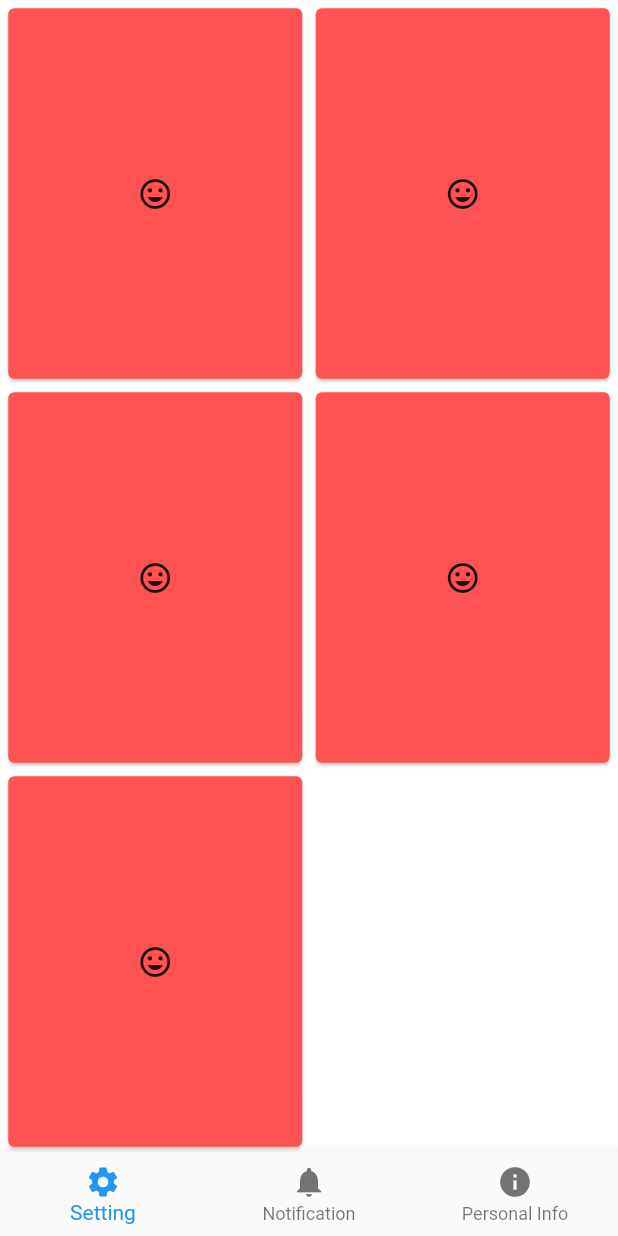
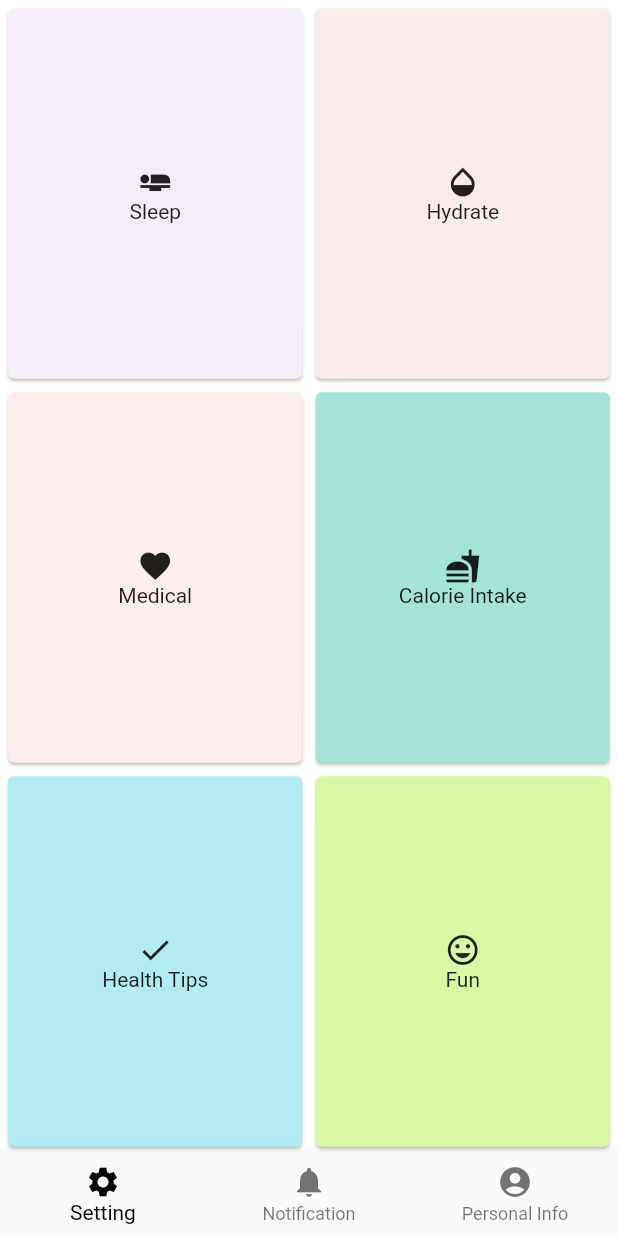
Before and after one commit to rockjames007/icare, a Flutter app: the Menu screen opened directly, on a phone screen of 412 x 824 dp. Run offline on Flutter 3.47's test engine with Material 2 defaults, Android fonts, the phone set to English and light mode, and no system bars; our stand-ins replace firebase_auth; accounts and stored records are empty.

Commit message:
added color and label to icons

```diff
--- a/lib/menu/menu.dart
+++ b/lib/menu/menu.dart
@@ -6,14 +6,14 @@ class Menu extends StatefulWidget {
   State<StatefulWidget> createState() => _MenuPageState();
 }
 
-int _currentIndex = 0;
+int _currentIndex=0;
 
 class _MenuPageState extends State<Menu> {
   @override
   Widget build(BuildContext context) {
     int count;
     if (MediaQuery.of(context).orientation == Orientation.landscape)
-      count = 4;
+      count = 3;
     else
       count = 2;
     return Scaffold(
@@ -34,6 +34,7 @@ class _MenuPageState extends State<Menu> {
           type: BottomNavigationBarType.fixed, // new
           onTap: onTabTapped, // new
           currentIndex: _currentIndex,
+          selectedItemColor: Colors.black,
           items: [
             BottomNavigationBarItem(
               icon: new Icon(Icons.settings),
@@ -50,7 +51,7 @@ class _MenuPageState extends State<Menu> {
               ),
             ),
             BottomNavigationBarItem(
-                icon: Icon(Icons.info),
+                icon: Icon(Icons.account_circle),
                 title: Text(
                   'Personal Info',
                   textScaleFactor: 0.5,
@@ -75,11 +76,12 @@ class CardItem {
 }
 
 final _cardItemList = [
-  CardItem("Mood", Icons.mood, Colors.redAccent),
-  CardItem("Mood", Icons.mood, Colors.redAccent),
-  CardItem("Mood", Icons.mood, Colors.redAccent),
-  CardItem("Mood", Icons.mood, Colors.redAccent),
-  CardItem("Mood", Icons.mood, Colors.redAccent),
+  CardItem("Sleep", Icons.airline_seat_flat, Color.fromRGBO(244, 236, 247 ,1.0)),
+  CardItem("Hydrate", Icons.opacity, Color.fromRGBO(249, 235, 234 , 1.0)),
+  CardItem("Medical", Icons.favorite, Color.fromRGBO(253, 237, 236, 1.0)),
+  CardItem("Calorie Intake", Icons.fastfood, Color.fromRGBO(163, 228, 215  , 1.0)),
+  CardItem("Health Tips", Icons.check, Color.fromRGBO(178, 235, 242, 1.0)),
+  CardItem("Fun", Icons.mood, Color.fromRGBO(218, 247, 166, 1.0)),
 ];
 
 List<Card> cardList() {
@@ -95,7 +97,13 @@ Widget cardBuilder(Color color, String label, IconData icon) {
   return Card(
     color: color,
     child: Container(
-      child: Icon(icon),
+      child: Column(
+        mainAxisAlignment: MainAxisAlignment.center,
+        children: <Widget>[
+          Icon(icon),
+          Text(label)
+        ],
+      )
     ),
   );
 }
```
Also changed, not shown: pubspec.lock.
